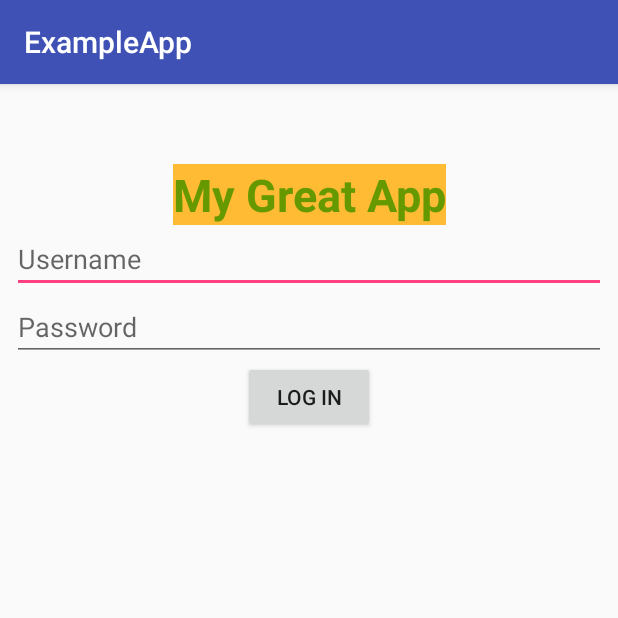
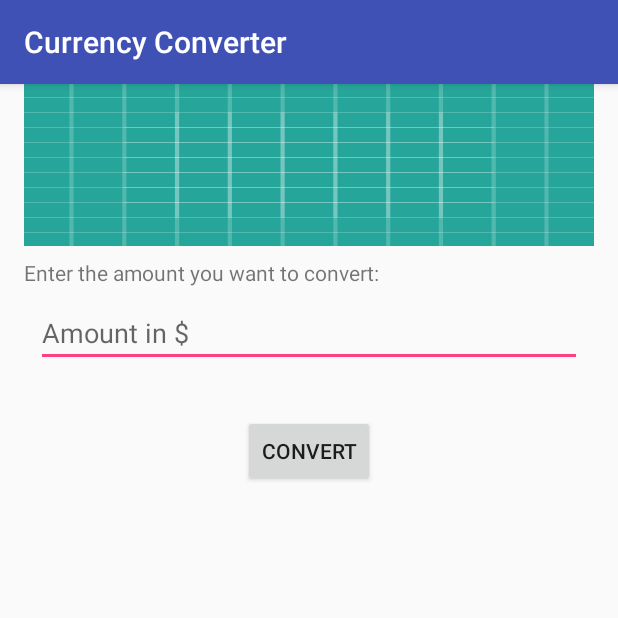
Before and after one commit to KDAndroidStudioCourse/ExampleApp, an Android app: the screen it shows after launch (MainActivity), on a phone screen of 412 x 824 dp, the top half of it. Run offline under Robolectric (Android 15) with nearby library versions, the light colour scheme and no system bars.

Commit message:
04. Currency Converter

```diff
--- a/app/src/main/java/com/cj/darra/exampleapp/MainActivity.java
+++ b/app/src/main/java/com/cj/darra/exampleapp/MainActivity.java
@@ -7,22 +7,28 @@
 import android.widget.EditText;
 import android.widget.Toast;
 
+import java.text.DecimalFormat;
+
 public class MainActivity extends AppCompatActivity {
 
     @Override
     protected void onCreate(Bundle savedInstanceState) {
         super.onCreate(savedInstanceState);
         setContentView(R.layout.activity_main);
+        setTitle("Currency Converter");
     }
 
     public void  clickFunction(View view) {
-        EditText usernameEditText = (EditText) findViewById(R.id.usernameEditText);
-        EditText passwordEditText = (EditText) findViewById(R.id.passwordEditText);
+        EditText amountEditText = (EditText) findViewById(R.id.amountEditText);
 
         Log.i("Info", "Button pressed!");
 
-        Log.i("Values", "Username: " + usernameEditText.getText().toString() + ", Password: " + passwordEditText.getText().toString());
+        Log.i("Amount in $", "" + amountEditText.getText().toString());
 
-        Toast.makeText(this, "Hi there!", Toast.LENGTH_SHORT).show();
+        double amount = Double.parseDouble(amountEditText.getText().toString()) * 0.808668931;
+
+        Log.i("Amount in €", "" + amount);
+
+        Toast.makeText(this, "It is " + String.format("%.2f", amount) + "€!", Toast.LENGTH_LONG).show();
     }
 }
--- a/app/src/main/res/layout/activity_main.xml
+++ b/app/src/main/res/layout/activity_main.xml
@@ -6,60 +6,60 @@
     android:layout_height="match_parent"
     tools:context="com.cj.darra.exampleapp.MainActivity">
 
+    <ImageView
+        android:id="@+id/moneyImageView"
+        android:layout_width="0dp"
+        android:layout_height="wrap_content"
+        android:layout_marginEnd="16dp"
+        android:layout_marginStart="16dp"
+        android:scaleType="fitXY"
+        app:layout_constraintBottom_toBottomOf="parent"
+        app:layout_constraintEnd_toEndOf="parent"
+        app:layout_constraintStart_toStartOf="parent"
+        app:layout_constraintTop_toTopOf="parent"
+        app:layout_constraintVertical_bias="0.0"
+        app:srcCompat="@drawable/ic_launcher_background" />
+
     <TextView
-        android:id="@+id/textView"
-        android:layout_width="wrap_content"
+        android:id="@+id/AmountTextView"
+        android:layout_width="0dp"
         android:layout_height="wrap_content"
-        android:layout_marginTop="53dp"
-        android:background="@android:color/holo_orange_light"
-        android:text="My Great App"
-        android:textColor="@android:color/holo_green_dark"
-        android:textSize="30sp"
-        android:textStyle="bold"
+        android:layout_marginEnd="16dp"
+        android:layout_marginStart="16dp"
+        android:layout_marginTop="8dp"
+        android:text="Enter the amount you want to convert:"
         app:layout_constraintBottom_toBottomOf="parent"
-        app:layout_constraintLeft_toLeftOf="parent"
-        app:layout_constraintRight_toRightOf="parent"
-        app:layout_constraintTop_toTopOf="parent"
+        app:layout_constraintEnd_toEndOf="parent"
+        app:layout_constraintStart_toStartOf="parent"
+        app:layout_constraintTop_toBottomOf="@+id/moneyImageView"
         app:layout_constraintVertical_bias="0.0" />
 
     <EditText
-        android:id="@+id/usernameEditText"
+        android:id="@+id/amountEditText"
         android:layout_width="0dp"
         android:layout_height="wrap_content"
-        android:layout_marginEnd="8dp"
-        android:layout_marginStart="8dp"
+        android:layout_marginEnd="24dp"
+        android:layout_marginStart="24dp"
+        android:layout_marginTop="8dp"
         android:ems="10"
-        android:hint="Username"
-        android:inputType="textPersonName"
-        app:layout_constraintEnd_toEndOf="parent"
-        app:layout_constraintStart_toStartOf="parent"
-        app:layout_constraintTop_toBottomOf="@+id/textView" />
-
-    <EditText
-        android:id="@+id/passwordEditText"
-        android:layout_width="0dp"
-        android:layout_height="wrap_content"
-        android:layout_marginEnd="8dp"
-        android:layout_marginStart="8dp"
-        android:ems="10"
-        android:hint="Password"
-        android:inputType="textPassword"
+        android:hint="Amount in $"
+        android:inputType="numberDecimal"
         app:layout_constraintBottom_toBottomOf="parent"
         app:layout_constraintEnd_toEndOf="parent"
         app:layout_constraintStart_toStartOf="parent"
-        app:layout_constraintTop_toBottomOf="@+id/usernameEditText"
+        app:layout_constraintTop_toBottomOf="@+id/AmountTextView"
         app:layout_constraintVertical_bias="0.0" />
 
     <Button
-        android:id="@+id/loginButton"
+        android:id="@+id/convertButton"
         android:layout_width="wrap_content"
         android:layout_height="wrap_content"
+        android:layout_marginTop="32dp"
         android:onClick="clickFunction"
-        android:text="Log In"
+        android:text="Convert"
         app:layout_constraintBottom_toBottomOf="parent"
         app:layout_constraintEnd_toEndOf="parent"
         app:layout_constraintStart_toStartOf="parent"
-        app:layout_constraintTop_toBottomOf="@+id/passwordEditText"
+        app:layout_constraintTop_toBottomOf="@+id/amountEditText"
         app:layout_constraintVertical_bias="0.0" />
-
 </android.support.constraint.ConstraintLayout>
```
